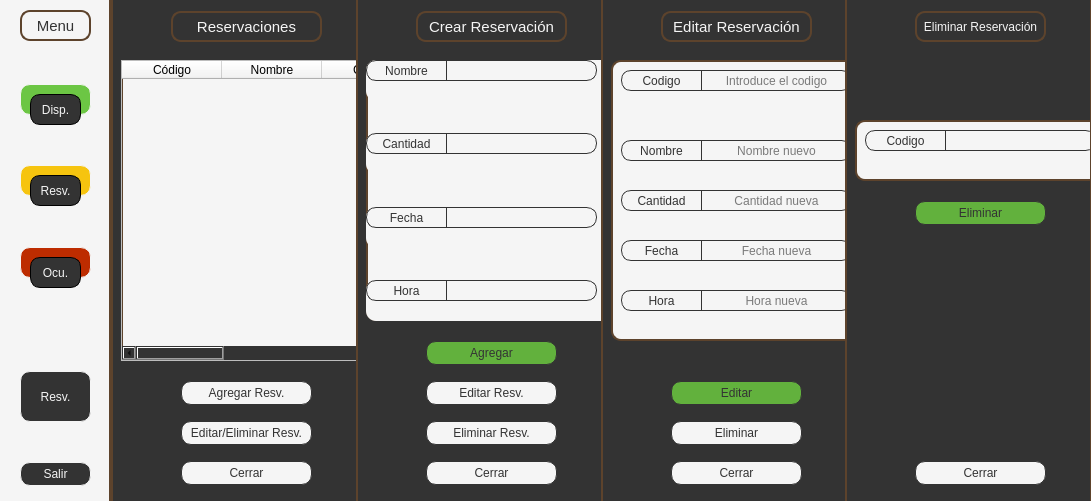
Old version of the form Ui/RECEPCION/u_recepcion.ui in the repository Kodegmxz/Proyecto.
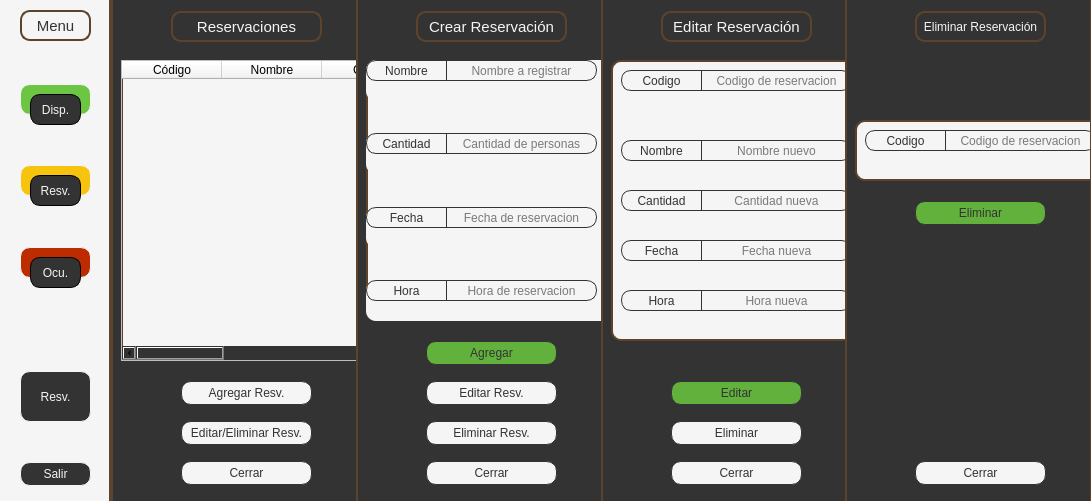
New version of the form.

Commit message: Recepcion Finalizado

```diff
--- a/Ui/RECEPCION/u_recepcion.ui
+++ b/Ui/RECEPCION/u_recepcion.ui
@@ -1360,6 +1360,9 @@
           <property name="alignment">
            <set>Qt::AlignCenter</set>
           </property>
+          <property name="placeholderText">
+           <string>Nombre a registrar</string>
+          </property>
          </widget>
         </widget>
        </item>
@@ -1437,6 +1440,9 @@
           <property name="alignment">
            <set>Qt::AlignCenter</set>
           </property>
+          <property name="placeholderText">
+           <string>Cantidad de personas</string>
+          </property>
          </widget>
         </widget>
        </item>
@@ -1514,6 +1520,9 @@
           <property name="alignment">
            <set>Qt::AlignCenter</set>
           </property>
+          <property name="placeholderText">
+           <string>Fecha de reservacion</string>
+          </property>
          </widget>
         </widget>
        </item>
@@ -1591,6 +1600,9 @@
           <property name="alignment">
            <set>Qt::AlignCenter</set>
           </property>
+          <property name="placeholderText">
+           <string>Hora de reservacion</string>
+          </property>
          </widget>
         </widget>
        </item>
@@ -2199,7 +2211,7 @@
          <set>Qt::AlignCenter</set>
         </property>
         <property name="placeholderText">
-         <string>Introduce el codigo</string>
+         <string>Codigo de reservacion</string>
         </property>
        </widget>
       </widget>
@@ -2840,6 +2852,9 @@
         <property name="alignment">
          <set>Qt::AlignCenter</set>
         </property>
+        <property name="placeholderText">
+         <string>Codigo de reservacion</string>
+        </property>
        </widget>
       </widget>
      </widget>
```
Left out of the diff: 132 changed lines with no effect on the pictures. The commit also changes 11 other files.
